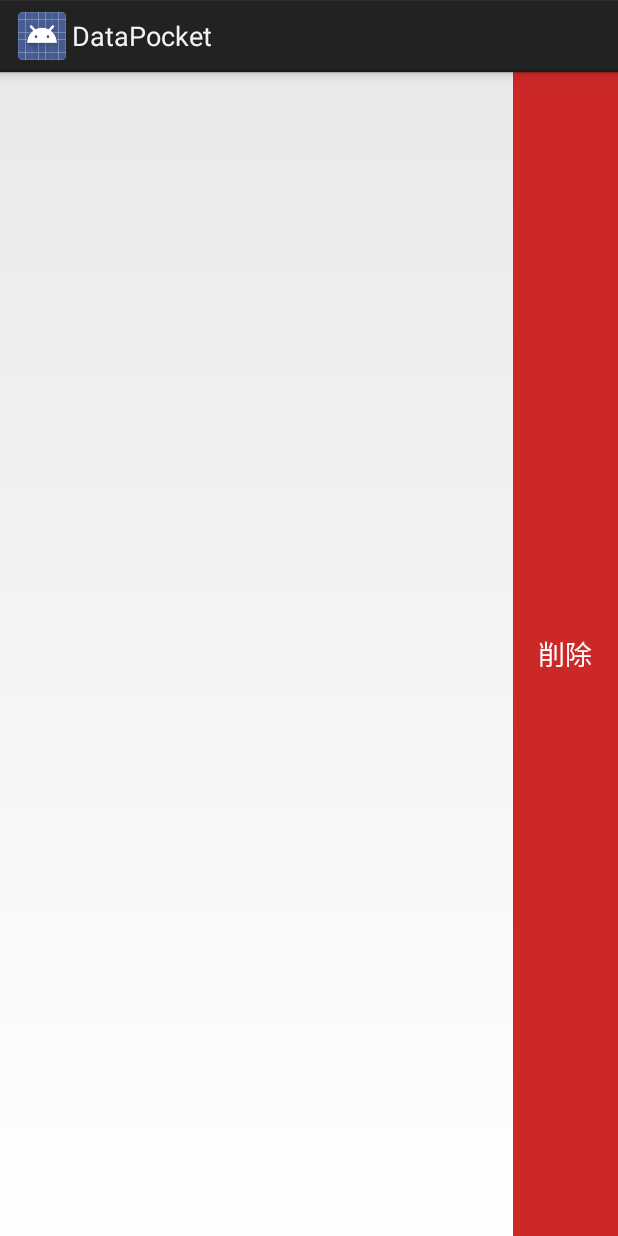
After one commit to tikuwattoVX/DataPocket, an Android app: the layout row_delete.xml on its own in the app's theme, with its tools: preview values and no code run, on a phone screen of 412 x 824 dp. The commit adds this screen. Run offline under Robolectric (Android 15) with nearby library versions, the phone set to English and light mode, and no system bars.

Commit message:
スワイプ削除不完全。 クリック処理がまだ。

```diff
--- a/DataPocket/app/src/main/java/com/example/datapocket/item/GenreDataItem.java
+++ b/DataPocket/app/src/main/java/com/example/datapocket/item/GenreDataItem.java
@@ -31,6 +31,6 @@ public class GenreDataItem {
     public String getImage() { return image; }
 
 	public String toString(){
-	  return "key_" + primary;
+	  return "key_" + primary + title + msg;
 	}
 }
--- a/DataPocket/app/src/main/res/layout/activity_genre_top.xml
+++ b/DataPocket/app/src/main/res/layout/activity_genre_top.xml
@@ -15,7 +15,8 @@
         android:id="@+id/listView1"
         android:layout_width="match_parent"
         android:layout_weight="1"
-        android:divider="@null"></ListView>
+        android:divider="@color/white"
+        android:dividerHeight="2dp"></ListView>
 
     </LinearLayout>
     <LinearLayout xmlns:android="http://schemas.android.com/apk/res/android"
--- /dev/null
+++ b/DataPocket/app/src/main/res/layout/row_delete.xml
@@ -0,0 +1,23 @@
+<?xml version="1.0" encoding="utf-8"?>
+<LinearLayout xmlns:android="http://schemas.android.com/apk/res/android"
+    android:layout_width="match_parent"
+    android:layout_height="match_parent"
+    android:orientation="horizontal">
+
+    <RelativeLayout
+        android:layout_width="match_parent"
+        android:layout_height="match_parent"
+        android:layout_weight="1"
+        android:background="#00000000">
+
+    </RelativeLayout>
+
+    <Button
+        android:id="@+id/deleteButton"
+        android:layout_width="70dp"
+        android:layout_height="match_parent"
+        android:background="#cc2828"
+        android:text="削除"
+        android:textColor="#ffffff"/>
+
+</LinearLayout>
```
Also changed, not shown: DataPocket/app/src/main/java/com/example/datapocket/activity/GenreTopActivity.java (+95 -41 lines), DataPocket/app/src/main/res/layout/row.xml (added, +13 -0 lines), DataPocket/app/src/main/res/layout/row_genre.xml (+6 -7 lines), 39 other files.
